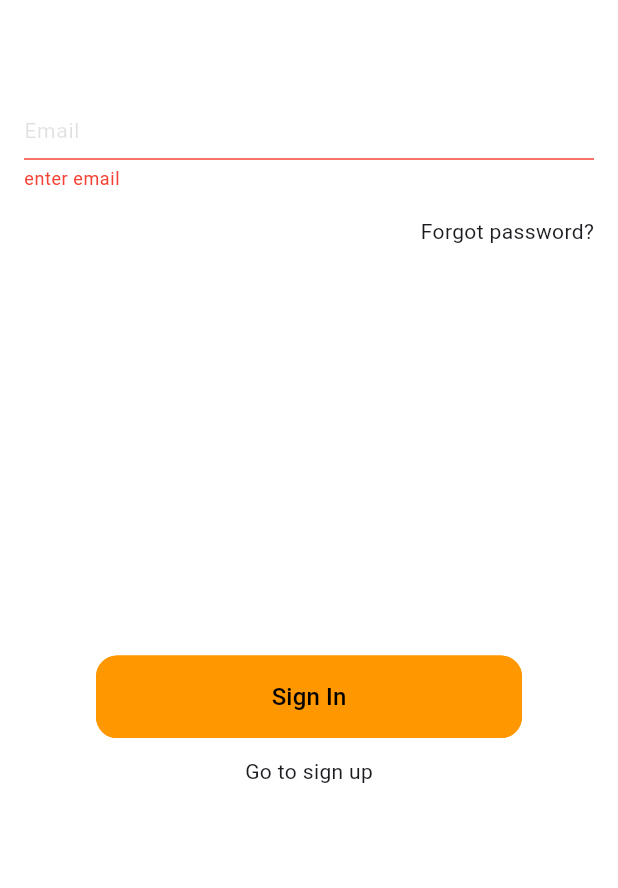
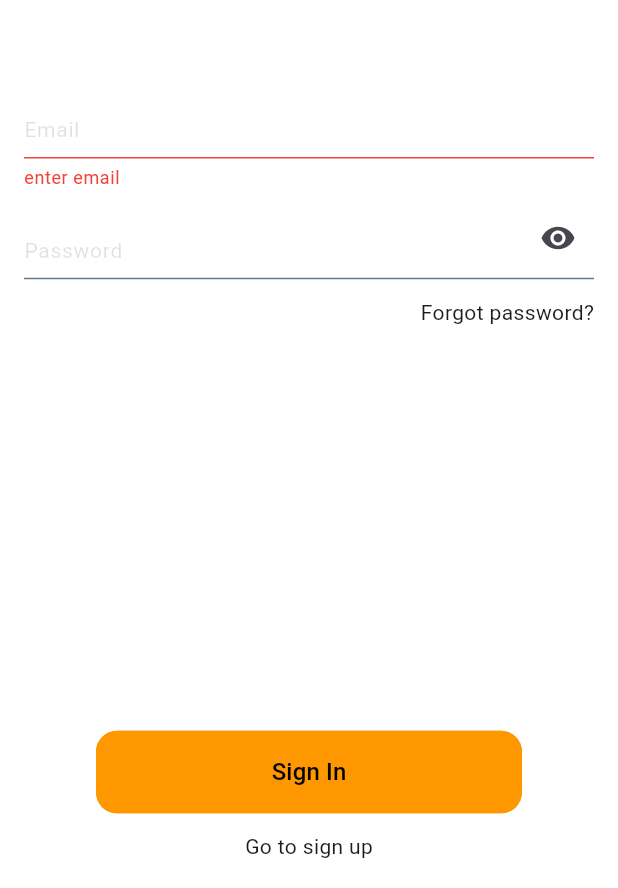
Before and after one commit to kadr0id/nice_analyses, a Flutter app: the screen it shows after launch, on a phone screen of 412 x 824 dp, the part 348-1236 px from its top. Run offline on Flutter 3.47's test engine with Material 2 defaults, Android fonts, the phone set to English and light mode, and no system bars; our stand-ins replace formz.

Commit message:
add password input

```diff
--- a/lib/sign_in/view/sign_in_view.dart
+++ b/lib/sign_in/view/sign_in_view.dart
@@ -20,7 +20,7 @@ class SignInView extends StatelessWidget {
             const Spacer(flex: 2),
             _EmailInput(),
             const SizedBox(height: NiceSpacing.xs),
-            // _PasswordInput(),
+            _PasswordInput(),
             const Align(
               alignment: Alignment.centerRight,
               child: _ForgotPasswordButton(),
@@ -119,3 +119,41 @@ class _GoToSignUp extends StatelessWidget {
     );
   }
 }
+
+class _PasswordInput extends StatefulWidget {
+  const _PasswordInput({Key? key}) : super(key: key);
+
+  @override
+  _PasswordInputState createState() => _PasswordInputState();
+}
+
+class _PasswordInputState extends State<_PasswordInput> {
+  bool _isPasswordVisible = true;
+
+  @override
+  Widget build(BuildContext context) {
+    return Padding(
+      padding: const EdgeInsets.symmetric(
+        horizontal: NiceSpacing.lg,
+      ),
+      child: NiceTextField(
+        key: const Key('signInView_passwordInput_textField'),
+        obscureText: _isPasswordVisible,
+        labelText: 'Password',
+        onChanged: (password) {},
+        // errorText: _getValidationErrorMessage(email),
+        autofillHints: const [AutofillHints.password],
+        suffix: IconButton(
+          icon: Icon(
+            _isPasswordVisible ? Icons.visibility : Icons.visibility_off,
+          ),
+          onPressed: () {
+            setState(() {
+              _isPasswordVisible = !_isPasswordVisible;
+            });
+          },
+        ),
+      ),
+    );
+  }
+}
```
Also changed, not shown: pubspec.lock.
